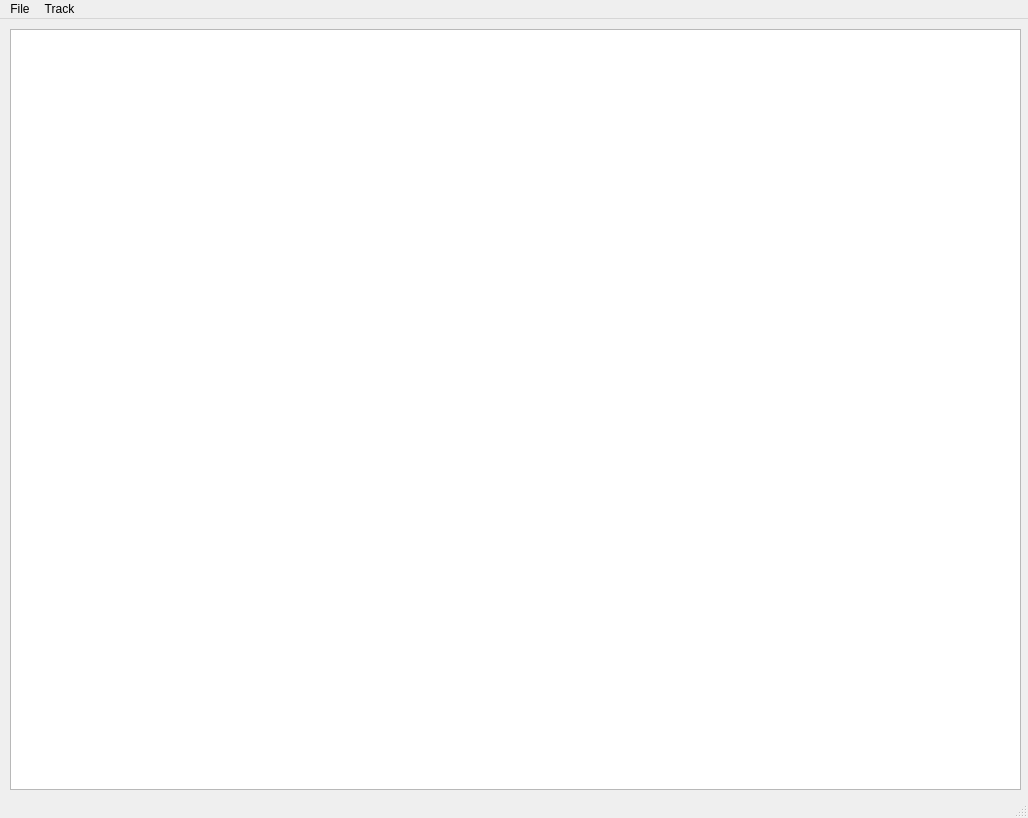
Qt form GUI/mainwindow.ui (kostasl/zebrafish_tracker) before a commit.
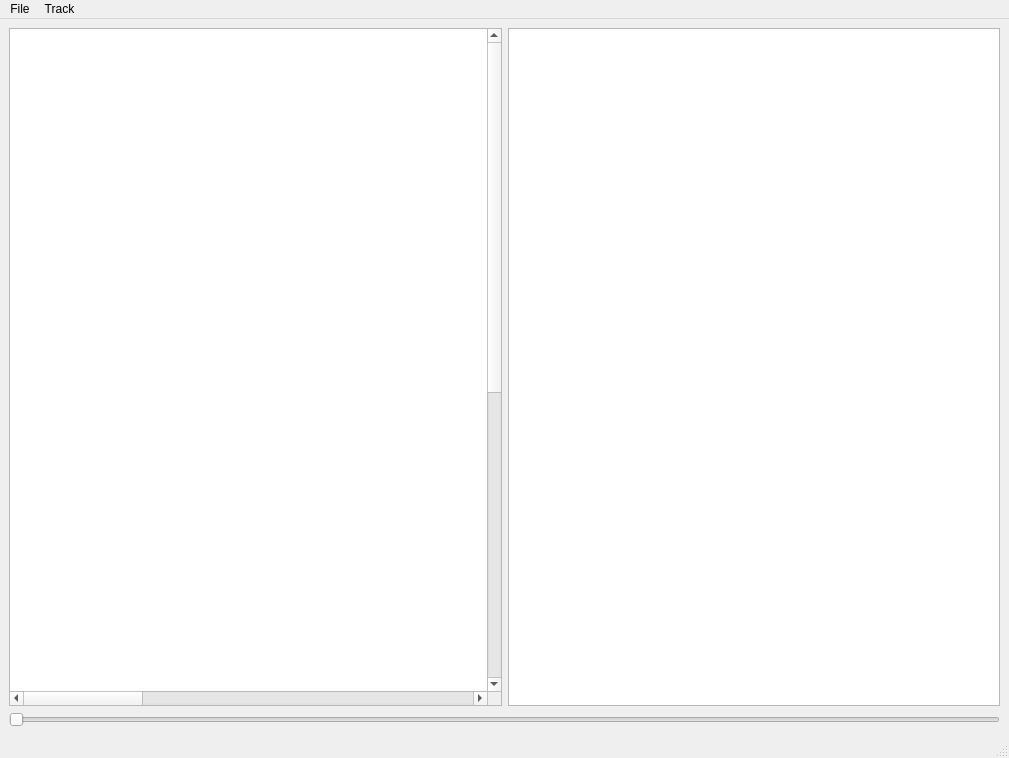
The same form after that commit.

Commit message: Fixed QT Form Layout and Rescaling Issues

```diff
--- a/GUI/mainwindow.ui
+++ b/GUI/mainwindow.ui
@@ -6,36 +6,80 @@
    <rect>
     <x>0</x>
     <y>0</y>
-    <width>1028</width>
-    <height>818</height>
+    <width>1009</width>
+    <height>758</height>
    </rect>
   </property>
   <property name="windowTitle">
    <string>MainWindow</string>
   </property>
   <widget class="QWidget" name="centralwidget">
-   <widget class="QWidget" name="horizontalLayoutWidget">
-    <property name="geometry">
-     <rect>
-      <x>10</x>
-      <y>10</y>
-      <width>1011</width>
-      <height>761</height>
-     </rect>
-    </property>
-    <layout class="QHBoxLayout" name="horizontalLayout">
-     <item>
-      <widget class="QGraphicsView" name="graphicsView"/>
-     </item>
-    </layout>
-   </widget>
+   <layout class="QGridLayout" name="gridLayout_3">
+    <item row="0" column="0">
+     <layout class="QGridLayout" name="gridLayout">
+      <property name="sizeConstraint">
+       <enum>QLayout::SetNoConstraint</enum>
+      </property>
+      <item row="0" column="0">
+       <layout class="QHBoxLayout" name="horizontalLayout">
+        <property name="sizeConstraint">
+         <enum>QLayout::SetNoConstraint</enum>
+        </property>
+        <item>
+         <widget class="QGraphicsView" name="graphicsView">
+          <property name="maximumSize">
+           <size>
+            <width>16777215</width>
+            <height>16777215</height>
+           </size>
+          </property>
+          <property name="toolTip">
+           <string>Fish Petri Dish Image</string>
+          </property>
+          <property name="frameShadow">
+           <enum>QFrame::Raised</enum>
+          </property>
+          <property name="horizontalScrollBarPolicy">
+           <enum>Qt::ScrollBarAlwaysOn</enum>
+          </property>
+          <property name="sizeAdjustPolicy">
+           <enum>QAbstractScrollArea::AdjustToContents</enum>
+          </property>
+          <property name="sceneRect">
+           <rectf>
+            <x>100.000000000000000</x>
+            <y>100.000000000000000</y>
+            <width>1800.000000000000000</width>
+            <height>1200.000000000000000</height>
+           </rectf>
+          </property>
+          <property name="dragMode">
+           <enum>QGraphicsView::ScrollHandDrag</enum>
+          </property>
+         </widget>
+        </item>
+        <item>
+         <widget class="QListView" name="listView"/>
+        </item>
+       </layout>
+      </item>
+      <item row="1" column="0">
+       <widget class="QSlider" name="horizontalSlider">
+        <property name="orientation">
+         <enum>Qt::Horizontal</enum>
+        </property>
+       </widget>
+      </item>
+     </layout>
+    </item>
+   </layout>
   </widget>
   <widget class="QMenuBar" name="menubar">
    <property name="geometry">
     <rect>
      <x>0</x>
      <y>0</y>
-     <width>1028</width>
+     <width>1009</width>
      <height>22</height>
     </rect>
    </property>
```
The commit also changes 3 other files.
